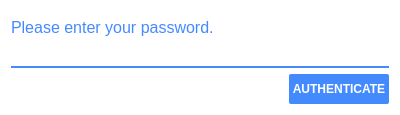
Above: 2.x/UI/dooble_authenticate.ui from textbrowser/dooble before the change. Below: the same form after it.
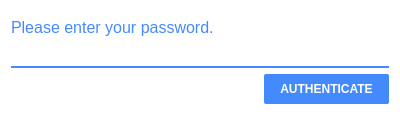
That is the form after the change.

The edit to the form file:
```diff
--- a/2.x/UI/dooble_authenticate.ui
+++ b/2.x/UI/dooble_authenticate.ui
@@ -61,7 +61,7 @@
       <widget class="QPushButton" name="authenticate">
        <property name="minimumSize">
         <size>
-         <width>100</width>
+         <width>125</width>
          <height>30</height>
         </size>
        </property>
```
